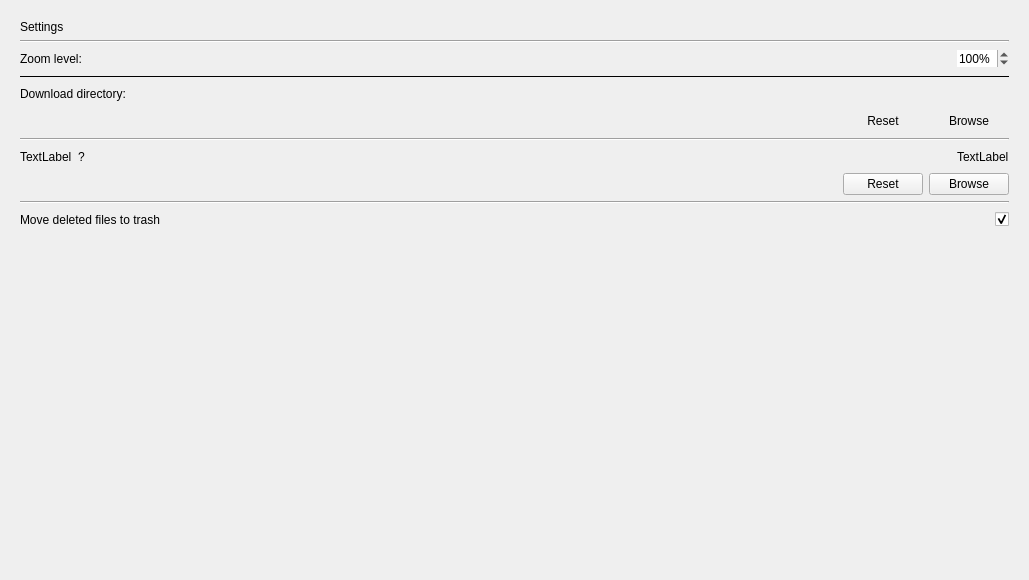
This is ui/settings.ui in kiwix/kiwix-desktop as Qt 5 draws it before an edit. The edited form follows.
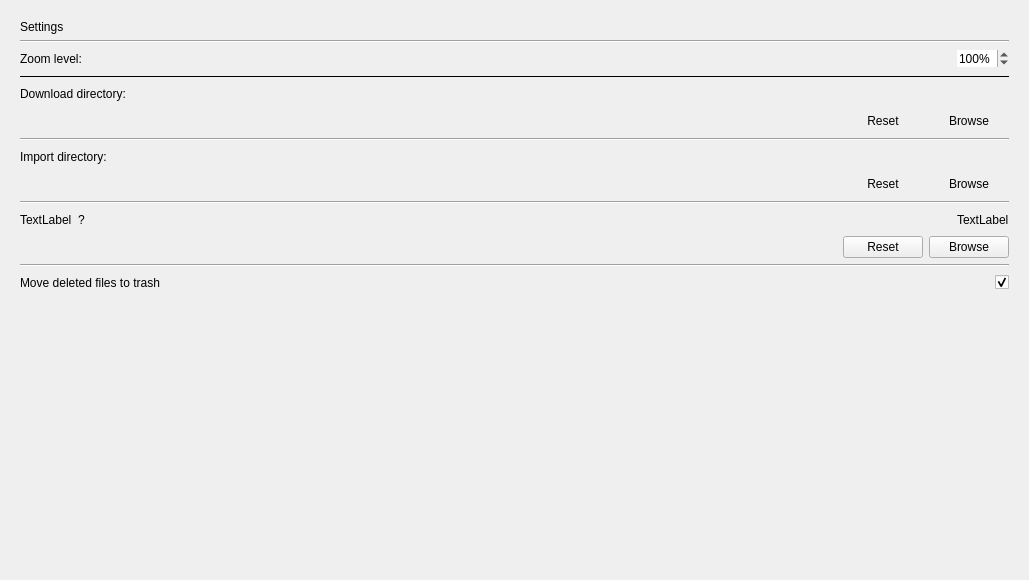
This is the edited form.

Commit message: #976 Remember the browser directory path, for importing, over restart

What changed in the file:
```diff
--- a/ui/settings.ui
+++ b/ui/settings.ui
@@ -206,6 +206,99 @@
           </property>
          </widget>
         </item>
+        <item>
+         <layout class="QHBoxLayout" name="horizontalLayoutImport1">
+          <item>
+           <widget class="QLabel" name="importDirLabel">
+            <property name="text">
+             <string>Import directory:</string>
+            </property>
+           </widget>
+          </item>
+          <item>
+           <spacer name="horizontalSpacerImport1">
+            <property name="orientation">
+             <enum>Qt::Horizontal</enum>
+            </property>
+            <property name="sizeHint" stdset="0">
+             <size>
+              <width>40</width>
+              <height>20</height>
+             </size>
+            </property>
+           </spacer>
+          </item>
+          <item>
+           <widget class="QLabel" name="importDirPath">
+            <property name="text">
+             <string/>
+            </property>
+           </widget>
+          </item>
+         </layout>
+        </item>
+        <item>
+         <layout class="QHBoxLayout" name="horizontalLayoutImport2">
+          <item>
+           <spacer name="horizontalSpacerImport2">
+            <property name="orientation">
+             <enum>Qt::Horizontal</enum>
+            </property>
+            <property name="sizeHint" stdset="0">
+             <size>
+              <width>40</width>
+              <height>20</height>
+             </size>
+            </property>
+           </spacer>
+          </item>
+          <item>
+           <widget class="QPushButton" name="importReset">
+            <property name="mouseTracking">
+             <bool>true</bool>
+            </property>
+            <property name="autoFillBackground">
+             <bool>true</bool>
+            </property>
+            <property name="styleSheet">
+             <string notr="true"/>
+            </property>
+            <property name="text">
+             <string>Reset</string>
+            </property>
+            <property name="autoDefault">
+             <bool>true</bool>
+            </property>
+            <property name="flat">
+             <bool>true</bool>
+            </property>
+           </widget>
+          </item>
+          <item>
+           <widget class="QPushButton" name="importBrowse">
+            <property name="autoFillBackground">
+             <bool>true</bool>
+            </property>
+            <property name="styleSheet">
+             <string notr="true"/>
+            </property>
+            <property name="text">
+             <string>Browse</string>
+            </property>
+            <property name="flat">
+             <bool>true</bool>
+            </property>
+           </widget>
+          </item>
+         </layout>
+        </item>
+        <item>
+         <widget class="Line" name="lineAfterImport">
+          <property name="orientation">
+           <enum>Qt::Horizontal</enum>
+          </property>
+         </widget>
+        </item>
         <item>
          <layout class="QHBoxLayout" name="horizontalLayout_6">
           <item>
```
The commit also changes 5 other files.
